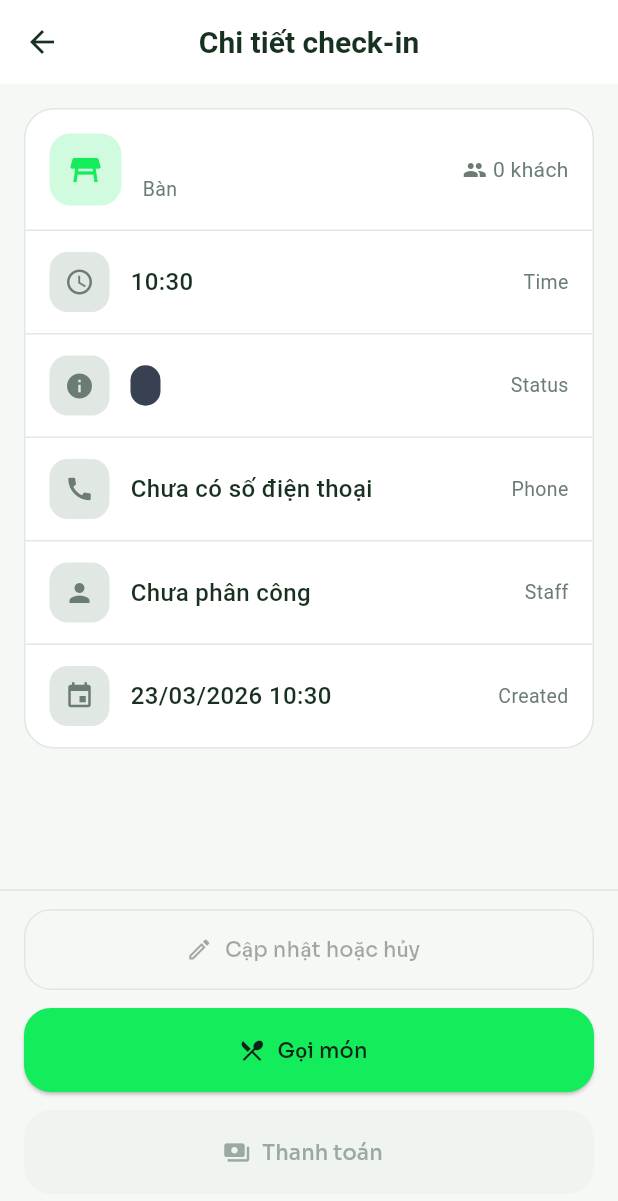
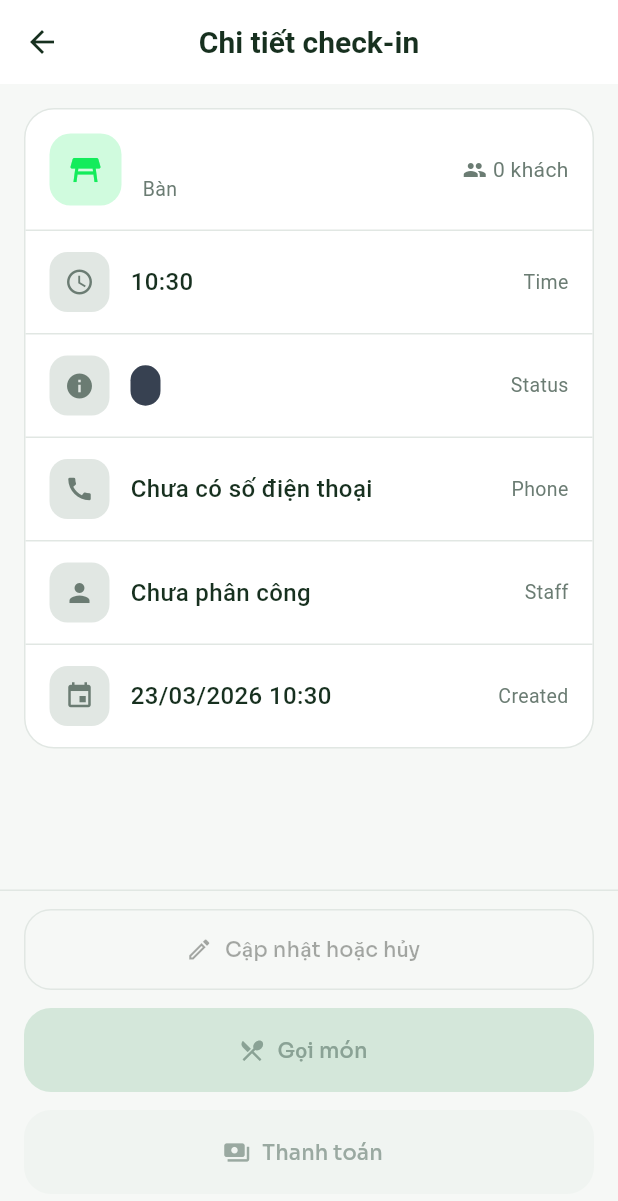
Before and after one commit to HaiLV04/prm393_booking_app, a Flutter app: the ReservationDetailScreen screen opened directly with empty values, on a phone screen of 412 x 824 dp. Shown: the top 1201 px of the screen. Run offline on Flutter 3.47's test engine with Material 3 defaults, Android fonts, the phone set to English and light mode, and no system bars; our stand-ins replace google_fonts, shared_preferences; accounts and stored records are empty; network calls fail.

Commit message:
Refine reservation search and order access

```diff
--- a/lib/features/reservation/presentation/screens/create_reservation_screen.dart
+++ b/lib/features/reservation/presentation/screens/create_reservation_screen.dart
@@ -278,7 +278,7 @@ class _CreateReservationScreenState extends State<CreateReservationScreen> {
               ),
               const SizedBox(height: 8),
               const Text(
-                'API hiện yêu cầu tên và số điện thoại khách hàng để check-in.',
+                'API yêu cầu tên và số điện thoại khách hàng để check-in.',
                 style: TextStyle(color: _muted, fontSize: 14),
               ),
               const SizedBox(height: 18),
--- a/lib/features/reservation/presentation/screens/reservation_detail_screen.dart
+++ b/lib/features/reservation/presentation/screens/reservation_detail_screen.dart
@@ -91,7 +91,10 @@ class ReservationDetailScreen extends StatelessWidget {
     );
   }
 
-  bool get _canOpenOrder => _buildOrderContext() != null;
+  bool get _canOpenOrder {
+    final normalized = _normalizeReservationStatus(reservation.status);
+    return _buildOrderContext() != null && normalized == 'occupied';
+  }
 
   bool get _canCheckout {
     final normalized = _normalizeReservationStatus(reservation.status);
--- a/lib/features/reservation/presentation/screens/reservation_list_screen.dart
+++ b/lib/features/reservation/presentation/screens/reservation_list_screen.dart
@@ -103,7 +103,7 @@ class _ReservationListScreenState extends State<ReservationListScreen>
     final normalizedQuery = _searchQuery.trim().toLowerCase();
     return list
         .where((reservation) =>
-            reservation.tableName.toLowerCase().contains(normalizedQuery))
+            reservation.customerName.toLowerCase().contains(normalizedQuery))
         .toList();
   }
 
@@ -229,7 +229,7 @@ class _ReservationListScreenState extends State<ReservationListScreen>
                   fontWeight: FontWeight.w600,
                 ),
                 decoration: InputDecoration(
-                  hintText: 'Tìm theo tên bàn',
+                  hintText: 'Tìm kiếm',
                   hintStyle: const TextStyle(color: _textSecondary, fontSize: 15),
                   border: InputBorder.none,
                 ),
```
